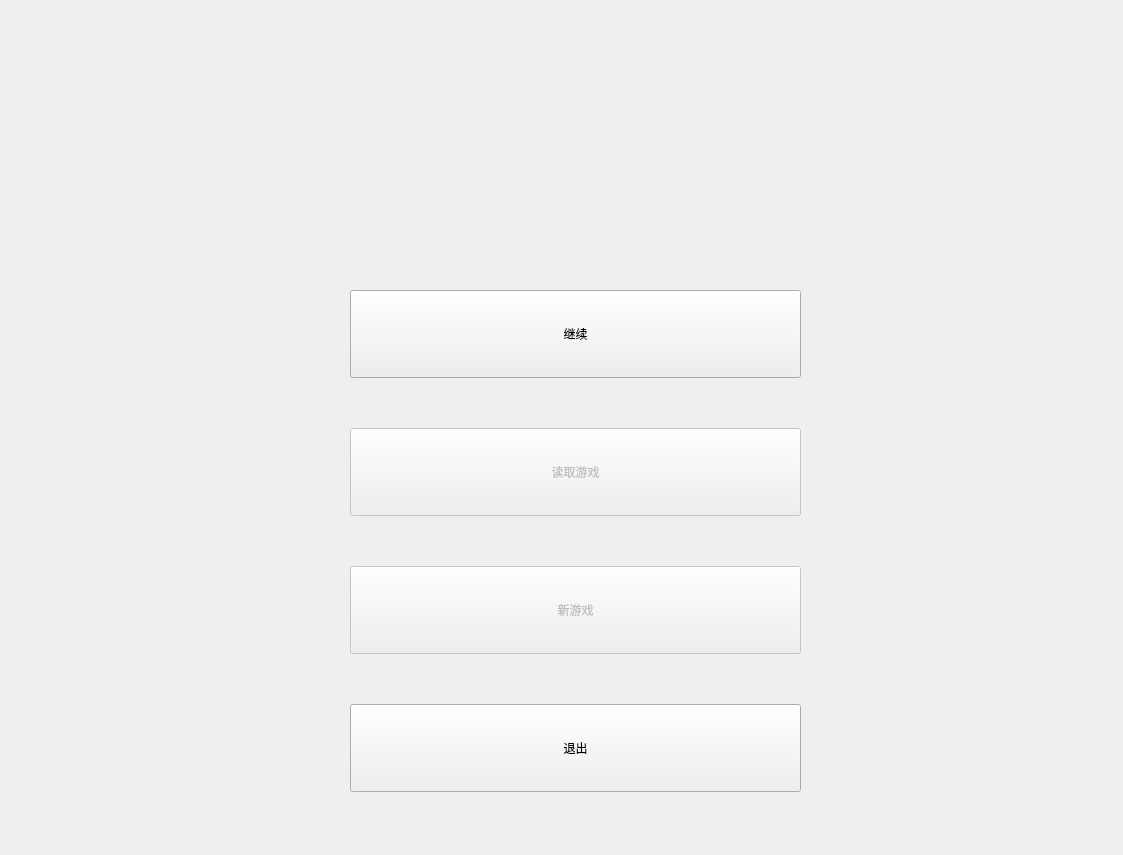
SuohTheBest/Shapez-Qt, file menuwidget.ui: the form before one commit.
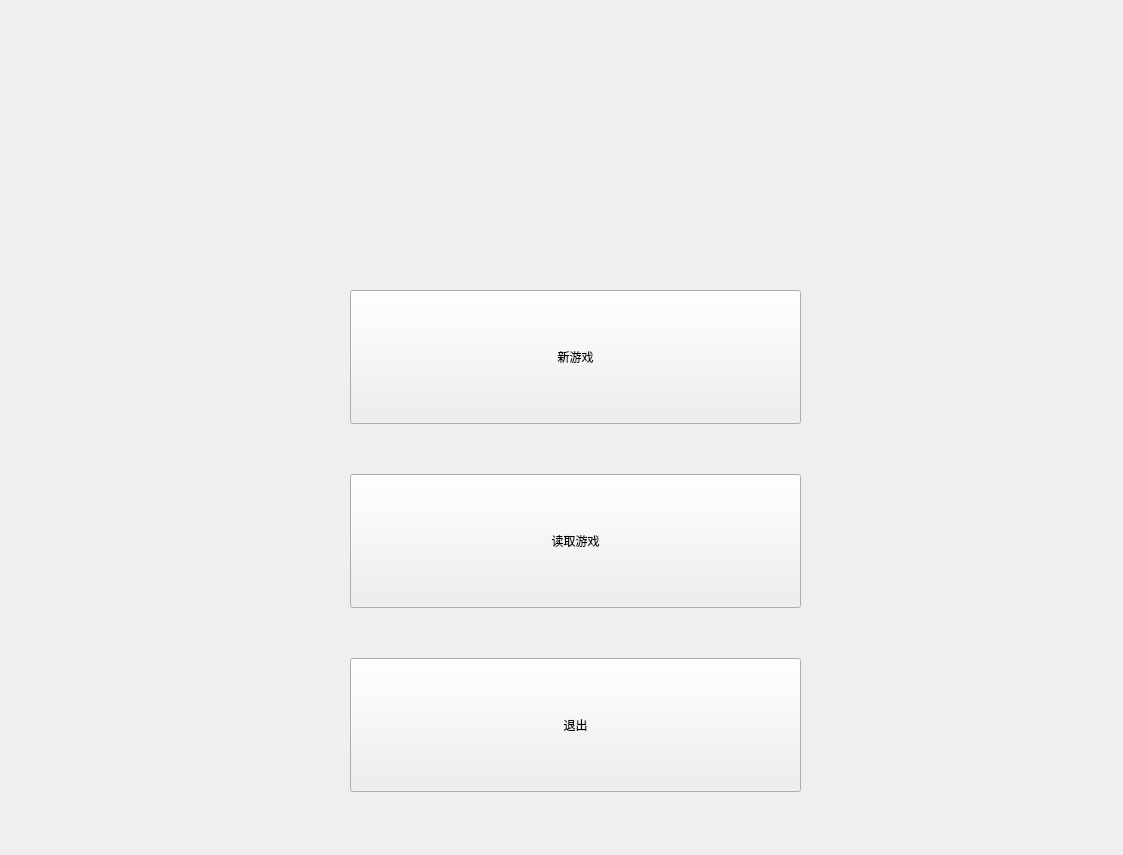
The form after the commit. Icons and pictures are not drawn.

What changed in the file:
```diff
--- a/menuwidget.ui
+++ b/menuwidget.ui
@@ -77,7 +77,7 @@
      <height>502</height>
     </rect>
    </property>
-   <layout class="QVBoxLayout" name="verticalLayout" stretch="1,1,1,1">
+   <layout class="QVBoxLayout" name="verticalLayout" stretch="0,0,0">
     <property name="spacing">
      <number>50</number>
     </property>
@@ -105,20 +105,14 @@
        </size>
       </property>
       <property name="text">
-       <string>继续</string>
-      </property>
-      <property name="iconSize">
-       <size>
-        <width>16</width>
-        <height>16</height>
-       </size>
+       <string>新游戏</string>
       </property>
      </widget>
     </item>
     <item>
      <widget class="QPushButton" name="button_load_game">
       <property name="enabled">
-       <bool>false</bool>
+       <bool>true</bool>
       </property>
       <property name="sizePolicy">
        <sizepolicy hsizetype="Expanding" vsizetype="Expanding">
@@ -135,28 +129,9 @@
       <property name="text">
        <string>读取游戏</string>
       </property>
-     </widget>
-    </item>
-    <item>
-     <widget class="QPushButton" name="button_new_game">
-      <property name="enabled">
+      <property name="checkable">
        <bool>false</bool>
       </property>
-      <property name="sizePolicy">
-       <sizepolicy hsizetype="Expanding" vsizetype="Expanding">
-        <horstretch>0</horstretch>
-        <verstretch>0</verstretch>
-       </sizepolicy>
-      </property>
-      <property name="minimumSize">
-       <size>
-        <width>0</width>
-        <height>50</height>
-       </size>
-      </property>
-      <property name="text">
-       <string>新游戏</string>
-      </property>
      </widget>
     </item>
     <item>
```
